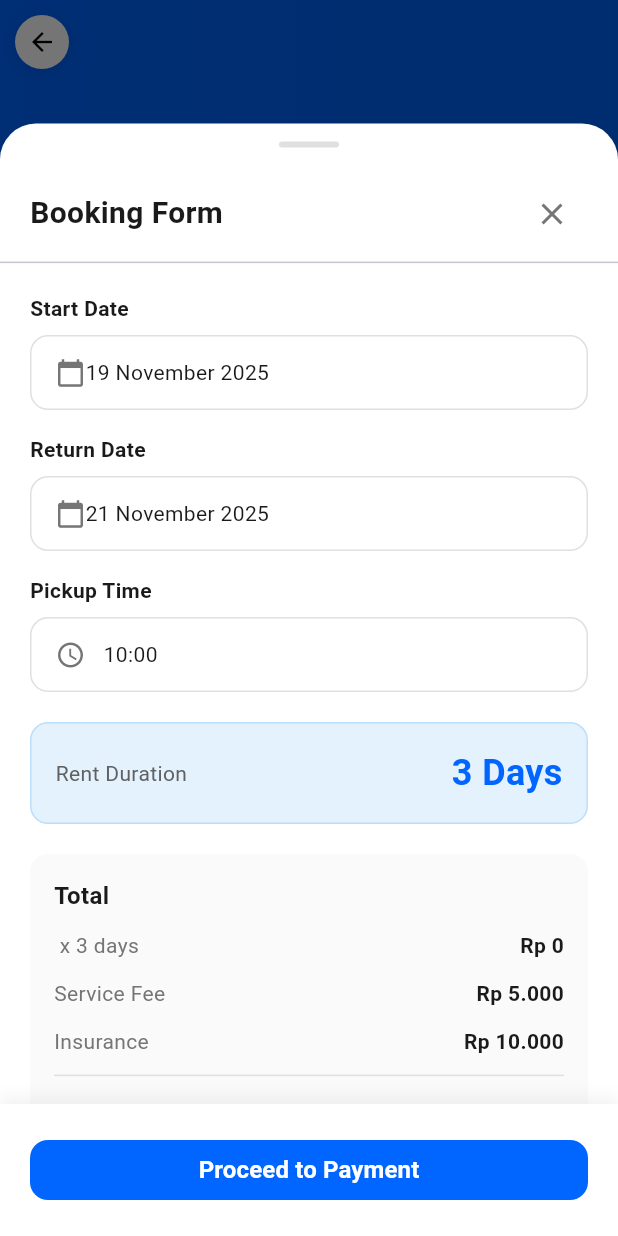
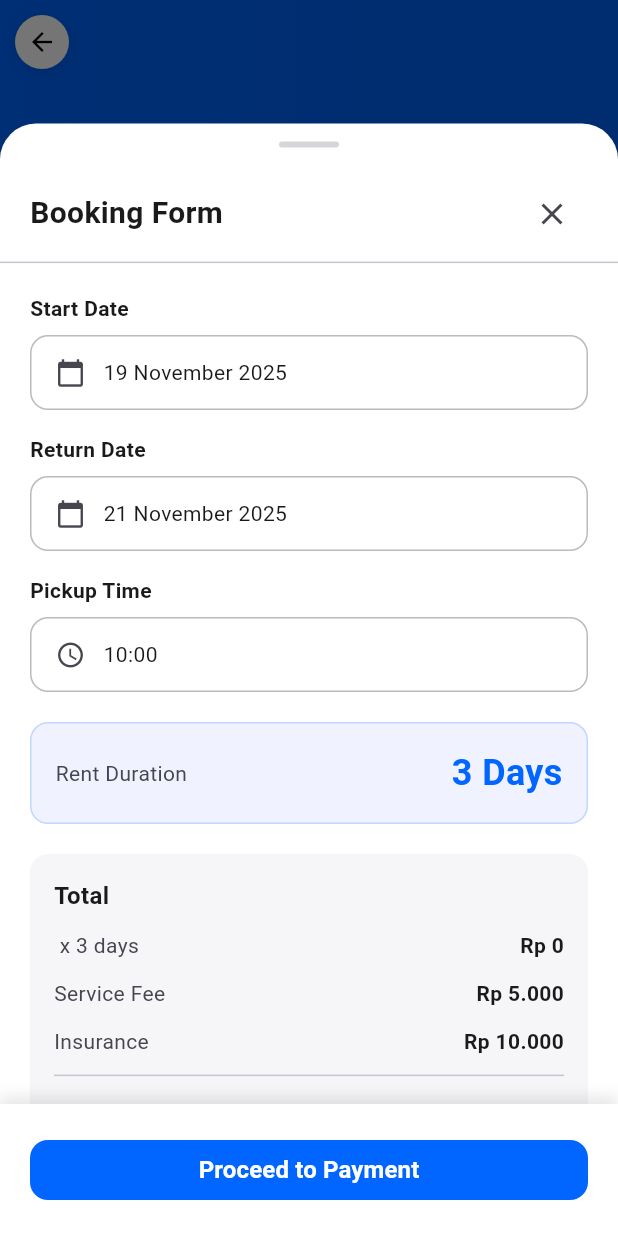
Before and after one commit to PeterAjaaa/Setor-Mobil, a Flutter app: the VehicleDetailScreen screen opened directly with empty values, after a tap on "Book Now", on a phone screen of 412 x 824 dp. Run offline on Flutter 3.47's test engine with Material 3 defaults, Android fonts, the phone set to English and light mode, and no system bars; our stand-ins replace flutter_secure_storage, jwt_decoder; accounts and stored records are empty.

Commit message:
Change BookingBottomSheet to use global colorway for consistency

```diff
--- a/lib/screens/widgets/booking_bottom_sheet.dart
+++ b/lib/screens/widgets/booking_bottom_sheet.dart
@@ -12,9 +12,9 @@ class BookingBottomSheet extends StatefulWidget {
 
 class _BookingBottomSheetState extends State<BookingBottomSheet> {
   DateTime _startDate = DateTime.now();
-  DateTime _endDate = DateTime.now().add(Duration(days: 2));
-  TimeOfDay _pickupTime = TimeOfDay(hour: 10, minute: 0);
-  final TimeOfDay _returnTime = TimeOfDay(hour: 10, minute: 0);
+  DateTime _endDate = DateTime.now().add(const Duration(days: 2));
+  TimeOfDay _pickupTime = const TimeOfDay(hour: 10, minute: 0);
+  final TimeOfDay _returnTime = const TimeOfDay(hour: 10, minute: 0);
 
   final int _serviceFee = 5000;
   final int _insurance = 10000;
@@ -37,30 +37,19 @@ class _BookingBottomSheetState extends State<BookingBottomSheet> {
   }
 
   Future<void> _selectStartDate() async {
+    // Uses global theme automatically
     final picked = await showDatePicker(
       context: context,
       initialDate: _startDate,
       firstDate: DateTime.now(),
-      lastDate: DateTime.now().add(Duration(days: 365)),
-      builder: (context, child) {
-        return Theme(
-          data: Theme.of(context).copyWith(
-            colorScheme: ColorScheme.light(
-              primary: Color(0xFF0066FF),
-              onPrimary: Colors.white,
-              onSurface: Colors.black,
-            ),
-          ),
-          child: child!,
-        );
-      },
+      lastDate: DateTime.now().add(const Duration(days: 365)),
     );
 
     if (picked != null && picked != _startDate) {
       setState(() {
         _startDate = picked;
         if (_endDate.isBefore(_startDate)) {
-          _endDate = _startDate.add(Duration(days: 1));
+          _endDate = _startDate.add(const Duration(days: 1));
         }
       });
     }
@@ -71,19 +60,7 @@ class _BookingBottomSheetState extends State<BookingBottomSheet> {
       context: context,
       initialDate: _endDate,
       firstDate: _startDate,
-      lastDate: DateTime.now().add(Duration(days: 365)),
-      builder: (context, child) {
-        return Theme(
-          data: Theme.of(context).copyWith(
-            colorScheme: ColorScheme.light(
-              primary: Color(0xFF0066FF),
-              onPrimary: Colors.white,
-              onSurface: Colors.black,
-            ),
-          ),
-          child: child!,
-        );
-      },
+      lastDate: DateTime.now().add(const Duration(days: 365)),
     );
 
     if (picked != null && picked != _endDate) {
@@ -95,25 +72,12 @@ class _BookingBottomSheetState extends State<BookingBottomSheet> {
     final picked = await showTimePicker(
       context: context,
       initialTime: _pickupTime,
-      builder: (context, child) {
-        return Theme(
-          data: Theme.of(context).copyWith(
-            colorScheme: ColorScheme.light(
-              primary: Color(0xFF0066FF),
-              onPrimary: Colors.white,
-              onSurface: Colors.black,
-            ),
-          ),
-          child: child!,
-        );
-      },
     );
 
     if (picked != null && picked != _pickupTime) {
       setState(() => _pickupTime = picked);
     }
   }
-
 
   String _formatCurrency(int amount) {
     return NumberFormat.currency(
@@ -134,33 +98,45 @@ class _BookingBottomSheetState extends State<BookingBottomSheet> {
   }
 
   void _proceedToPayment() {
+    final colorScheme = Theme.of(context).colorScheme;
     Navigator.pop(context);
 
     showDialog(
       context: context,
       builder: (context) => AlertDialog(
-        title: Text('Order Confirmation'),
+        backgroundColor: colorScheme.surface,
+        title: Text(
+          'Order Confirmation',
+          style: TextStyle(color: colorScheme.onSurface),
+        ),
         content: Text(
           'Total: ${_formatCurrency(_total)}\n\n'
           'Duration: $_days days\n'
           'Start From: ${_formatDate(_startDate)} ${_formatTime(_pickupTime)}\n'
           'Return: ${_formatDate(_endDate)} ${_formatTime(_returnTime)}',
+          style: TextStyle(color: colorScheme.onSurfaceVariant),
         ),
         shape: RoundedRectangleBorder(borderRadius: BorderRadius.circular(12)),
         actions: [
           TextButton(
             onPressed: () => Navigator.pop(context),
-            child: Text('Cancel'),
+            child: Text('Cancel', style: TextStyle(color: colorScheme.primary)),
           ),
           ElevatedButton(
             onPressed: () {
               Navigator.pop(context);
               ScaffoldMessenger.of(context).showSnackBar(
-                SnackBar(content: Text('Order placed successfully')),
+                SnackBar(
+                  content: const Text('Order placed successfully'),
+                  backgroundColor: colorScheme.primary,
+                ),
               );
             },
-            style: ElevatedButton.styleFrom(backgroundColor: Color(0xFF0066FF)),
-            child: Text('Confirm'),
+            style: ElevatedButton.styleFrom(
+              backgroundColor: colorScheme.primary,
+              foregroundColor: colorScheme.onPrimary,
+            ),
+            child: const Text('Confirm'),
           ),
         ],
       ),
@@ -169,6 +145,8 @@ class _BookingBottomSheetState extends State<BookingBottomSheet> {
 
   @override
   Widget build(BuildContext context) {
+    final colorScheme = Theme.of(context).colorScheme;
+
     return DraggableScrollableSheet(
       initialChildSize: 0.9,
       minChildSize: 0.5,
@@ -176,26 +154,31 @@ class _BookingBottomSheetState extends State<BookingBottomSheet> {
       builder: (context, scrollController) {
         return Container(
           decoration: BoxDecoration(
-            color: Colors.white,
-            borderRadius: BorderRadius.only(
+            color: colorScheme.surface, // Adapts to Dark/Light
+            borderRadius: const BorderRadius.only(
               topLeft: Radius.circular(24),
               topRight: Radius.circular(24),
             ),
           ),
           child: Column(
             children: [
+              // Drag Handle
               Container(
-                margin: EdgeInsets.symmetric(vertical: 12),
+                margin: const EdgeInsets.symmetric(vertical: 12),
                 width: 40,
                 height: 4,
                 decoration: BoxDecoration(
-                  color: Colors.grey[300],
+                  color: colorScheme.outline.withOpacity(0.3),
                   borderRadius: BorderRadius.circular(2),
                 ),
               ),
 
+              // Header
               Padding(
-                padding: EdgeInsets.symmetric(horizontal: 20, vertical: 8),
+                padding: const EdgeInsets.symmetric(
+                  horizontal: 20,
+                  vertical: 8,
+                ),
                 child: Row(
                   mainAxisAlignment: MainAxisAlignment.spaceBetween,
                   children: [
@@ -204,57 +187,58 @@ class _BookingBottomSheetState extends State<BookingBottomSheet> {
                       style: TextStyle(
                         fontSize: 20,
                         fontWeight: FontWeight.bold,
-                        color: Color(0xFF1A1A1A),
+                        color: colorScheme.onSurface,
                       ),
                     ),
                     IconButton(
                       onPressed: () => Navigator.pop(context),
-                      icon: Icon(Icons.close),
-                      color: Colors.grey[600],
+                      icon: const Icon(Icons.close),
+                      color: colorScheme.onSurfaceVariant,
                     ),
                   ],
                 ),
               ),
 
-              Divider(height: 1),
+              Divider(height: 1, color: colorScheme.outlineVariant),
 
               Expanded(
                 child: ListView(
                   controller: scrollController,
-                  padding: EdgeInsets.all(20),
+                  padding: const EdgeInsets.all(20),
                   children: [
                     _buildDateField(
                       label: 'Start Date',
                       date: _startDate,
                       onTap: _selectStartDate,
+                      colorScheme: colorScheme,
                     ),
-
-                    SizedBox(height: 16),
-
+                    const SizedBox(height: 16),
                     _buildDateField(
                       label: 'Return Date',
                       date: _endDate,
                       onTap: _selectEndDate,
+                      colorScheme: colorScheme,
                     ),
-
-                    SizedBox(height: 16),
-
+                    const SizedBox(height: 16),
                     _buildTimeField(
                       label: 'Pickup Time',
                       time: _pickupTime,
                       onTap: _selectPickupTime,
+                      colorScheme: colorScheme,
                     ),
+                    const SizedBox(height: 20),
 
-                    SizedBox(height: 20),
-
+                    // Duration Info Box
                     Container(
-                      padding: EdgeInsets.all(16),
+                      padding: const EdgeInsets.all(16),
                       decoration: BoxDecoration(
-                        color: Colors.blue.shade50,
-                        border: Border.all(color: Colors.blue.shade100),
+                        // Uses Primary Container (Light Blue in light mode, Dark Teal in dark mode)
+                        color: colorScheme.primaryContainer.withOpacity(0.4),
+                        border: Border.all(
+                          color: colorScheme.primary.withOpacity(0.2),
+                        ),
                         borderRadius: BorderRadius.circular(12),
                       ),
-
                       child: Row(
                         mainAxisAlignment: MainAxisAlignment.spaceBetween,
                         children: [
@@ -262,7 +246,7 @@ class _BookingBottomSheetState extends State<BookingBottomSheet> {
                             'Rent Duration',
                             style: TextStyle(
                               fontSize: 14,
-                              color: Colors.grey[700],
+                              color: colorScheme.onSurfaceVariant,
                             ),
                           ),
                           Text(
@@ -270,19 +254,21 @@ class _BookingBottomSheetState extends State<BookingBottomSheet> {
                             style: TextStyle(
                               fontSize: 24,
                               fontWeight: FontWeight.bold,
-                              color: Color(0xFF0066FF),
+                              color: colorScheme.primary,
                             ),
                           ),
                         ],
                       ),
                     ),
 
-                    SizedBox(height: 20),
+                    const SizedBox(height: 20),
 
+                    // Price Summary Box
                     Container(
-                      padding: EdgeInsets.all(16),
+                      padding: const EdgeInsets.all(16),
                       decoration: BoxDecoration(
-                        color: Colors.grey[50],
+                        // Slightly darker/lighter background for separation
+                        color: colorScheme.surfaceVariant.withOpacity(0.3),
                         borderRadius: BorderRadius.circular(12),
                       ),
                       child: Column(
@@ -293,27 +279,33 @@ class _BookingBottomSheetState extends State<BookingBottomSheet> {
                             style: TextStyle(
                               fontSize: 16,
                               fontWeight: FontWeight.bold,
-                              color: Color(0xFF1A1A1A),
+                              color: colorScheme.onSurface,
                             ),
                           ),
-                          SizedBox(height: 12),
+                          const SizedBox(height: 12),
                           _buildPriceRow(
                             '${widget.vehicle['price']} x $_days days',
                             _formatCurrency(_subtotal),
+                            colorScheme,
                           ),
-                          SizedBox(height: 12),
+                          const SizedBox(height: 12),
                           _buildPriceRow(
                             'Service Fee',
                             _formatCurrency(_serviceFee),
+                            colorScheme,
                           ),
-                          SizedBox(height: 12),
+                          const SizedBox(height: 12),
                           _buildPriceRow(
                             'Insurance',
                             _formatCurrency(_insurance),
+                            colorScheme,
                           ),
                           Padding(
-                            padding: EdgeInsets.symmetric(vertical: 12),
-                            child: Divider(color: Colors.grey[300], height: 1),
+                            padding: const EdgeInsets.symmetric(vertical: 12),
+                            child: Divider(
+                              color: colorScheme.outlineVariant,
+                              height: 1,
+                            ),
                           ),
                           Row(
                             mainAxisAlignment: MainAxisAlignment.spaceBetween,
@@ -323,7 +315,7 @@ class _BookingBottomSheetState extends State<BookingBottomSheet> {
                                 style: TextStyle(
                                   fontSize: 16,
                                   fontWeight: FontWeight.bold,
-                                  color: Color(0xFF1A1A1A),
+                                  color: colorScheme.onSurface,
                                 ),
                               ),
                               Text(
@@ -331,7 +323,7 @@ class _BookingBottomSheetState extends State<BookingBottomSheet> {
                                 style: TextStyle(
                                   fontSize: 20,
                                   fontWeight: FontWeight.bold,
-                                  color: Color(0xFF0066FF),
+                                  color: colorScheme.primary,
                                 ),
                               ),
                             ],
@@ -343,15 +335,16 @@ class _BookingBottomSheetState extends State<BookingBottomSheet> {
                 ),
               ),
 
+              // Bottom Action Bar
               Container(
-                padding: EdgeInsets.all(20),
+                padding: const EdgeInsets.all(20),
                 decoration: BoxDecoration(
-                  color: Colors.white,
+                  color: colorScheme.surface,
                   boxShadow: [
                     BoxShadow(
-                      color: Colors.black.withValues(alpha: 0.05),
+                      color: colorScheme.shadow.withOpacity(0.1),
                       blurRadius: 8,
-                      offset: Offset(0, -5),
+                      offset: const Offset(0, -5),
                     ),
                   ],
                 ),
@@ -361,14 +354,14 @@ class _BookingBottomSheetState extends State<BookingBottomSheet> {
                     child: ElevatedButton(
                       onPressed: _proceedToPayment,
                       style: ElevatedButton.styleFrom(
-                        backgroundColor: Color(0xFF0066FF),
-                        foregroundColor: Colors.white,
+                        backgroundColor: colorScheme.primary,
+                        foregroundColor: colorScheme.onPrimary,
                         elevation: 0,
                         shape: RoundedRectangleBorder(
                           borderRadius: BorderRadius.circular(12),
                         ),
                       ),
-                      child: Text(
+                      child: const Text(
                         'Proceed to Payment',
                         style: TextStyle(
                           fontSize: 16,
@@ -390,6 +383,7 @@ class _BookingBottomSheetState extends State<BookingBottomSheet> {
     required String label,
     required DateTime date,
     required VoidCallback onTap,
+    required ColorScheme colorScheme,
   }) {
     return Column(
       crossAxisAlignment: CrossAxisAlignment.start,
@@ -399,27 +393,29 @@ class _BookingBottomSheetState extends State<BookingBottomSheet> {
           style: TextStyle(
             fontSize: 14,
             fontWeight: FontWeight.w600,
-            color: Color(0xFF1A1A1A),
+            color: colorScheme.onSurface,
           ),
         ),
-        SizedBox(height: 8),
+        const SizedBox(height: 8),
         InkWell(
           onTap: onTap,
           child: Container(
-            padding: EdgeInsets.symmetric(horizontal: 16, vertical: 14),
+            padding: const EdgeInsets.symmetric(horizontal: 16, vertical: 14),
             decoration: BoxDecoration(
-              border: Border.all(color: Colors.grey[300]!),
+              border: Border.all(color: colorScheme.outline.withOpacity(0.5)),
               borderRadius: BorderRadius.circular(12),
             ),
             child: Row(
               children: [
-                Icon(Icons.calendar_today, color: Colors.grey[600], size: 20),
+                Icon(
+                  Icons.calendar_today,
+                  color: colorScheme.onSurfaceVariant,
+                  size: 20,
+                ),
+                const SizedBox(width: 12),
                 Text(
                   _formatDate(date),
-                  style: TextStyle(
-                    fontSize: 14,
-                    color: Color(0xFF1A1A1A),
-                  ),
+                  style: TextStyle(fontSize: 14, color: colorScheme.onSurface),
                 ),
               ],
             ),
@@ -433,16 +429,17 @@ class _BookingBottomSheetState extends State<BookingBottomSheet> {
     required String label,
     required TimeOfDay time,
     required VoidCallback onTap,
+    required ColorScheme colorScheme,
   }) {
     return Column(
       crossAxisAlignment: CrossAxisAlignment.start,
       children: [
         Text(
           label,
-          style: const TextStyle(
+          style: TextStyle(
             fontSize: 14,
             fontWeight: FontWeight.w600,
-            color: Color(0xFF1A1A1A),
+            color: colorScheme.onSurface,
           ),
         ),
         const SizedBox(height: 8),
@@ -451,19 +448,20 @@ class _BookingBottomSheetState extends State<BookingBottomSheet> {
           child: Container(
             padding: const EdgeInsets.symmetric(horizontal: 16, vertical: 14),
             decoration: BoxDecoration(
-              border: Border.all(color: Colors.grey[300]!),
+              border: Border.all(color: colorScheme.outline.withOpacity(0.5)),
               borderRadius: BorderRadius.circular(12),
             ),
             child: Row(
               children: [
-                Icon(Icons.access_time, color: Colors.grey[600], size: 20),
+                Icon(
+                  Icons.access_time,
+                  color: colorScheme.onSurfaceVariant,
+                  size: 20,
+                ),
                 const SizedBox(width: 12),
                 Text(
                   _formatTime(time),
-                  style: const TextStyle(
-                    fontSize: 14,
-                    color: Color(0xFF1A1A1A),
-                  ),
+                  style: TextStyle(fontSize: 14, color: colorScheme.onSurface),
                 ),
               ],
             ),
@@ -473,23 +471,20 @@ class _BookingBottomSheetState extends State<BookingBottomSheet> {
     );
   }
 
-    Widget _buildPriceRow(String label, String amount) {
+  Widget _buildPriceRow(String label, String amount, ColorScheme colorScheme) {
     return Row(
       mainAxisAlignment: MainAxisAlignment.spaceBetween,
       children: [
         Text(
           label,
-          style: TextStyle(
-            fontSize: 14,
-            color: Colors.grey[600],
-          ),
+          style: TextStyle(fontSize: 14, color: colorScheme.onSurfaceVariant),
         ),
         Text(
           amount,
-          style: const TextStyle(
+          style: TextStyle(
             fontSize: 14,
             fontWeight: FontWeight.w600,
-            color: Color(0xFF1A1A1A),
+            color: colorScheme.onSurface,
           ),
         ),
       ],
```
